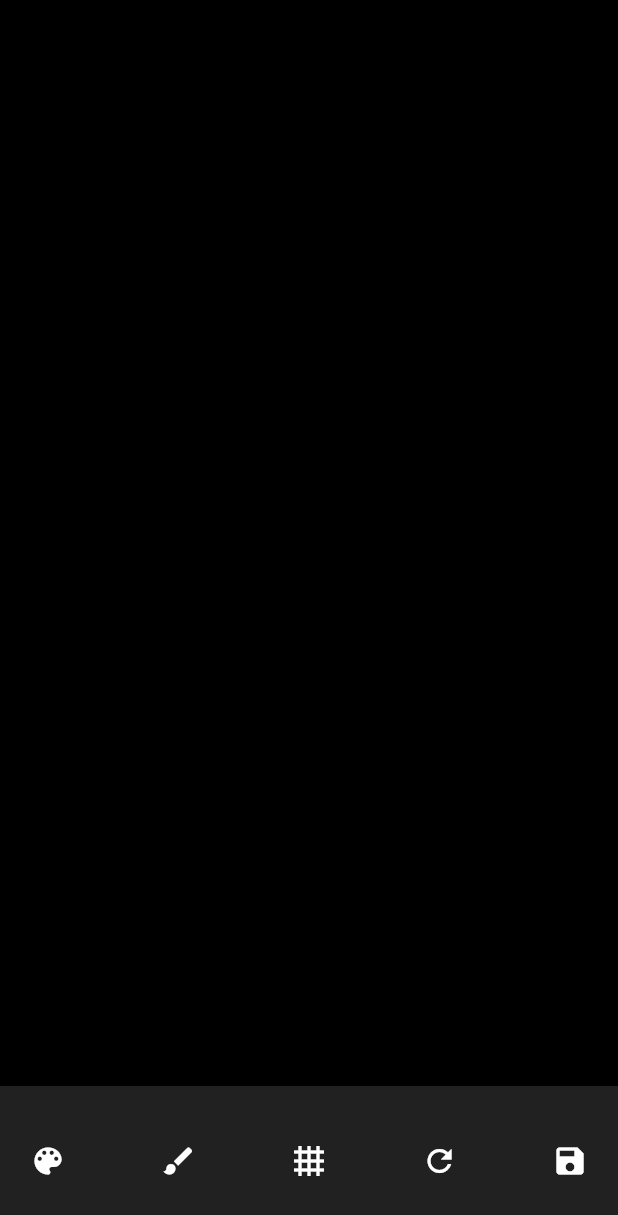
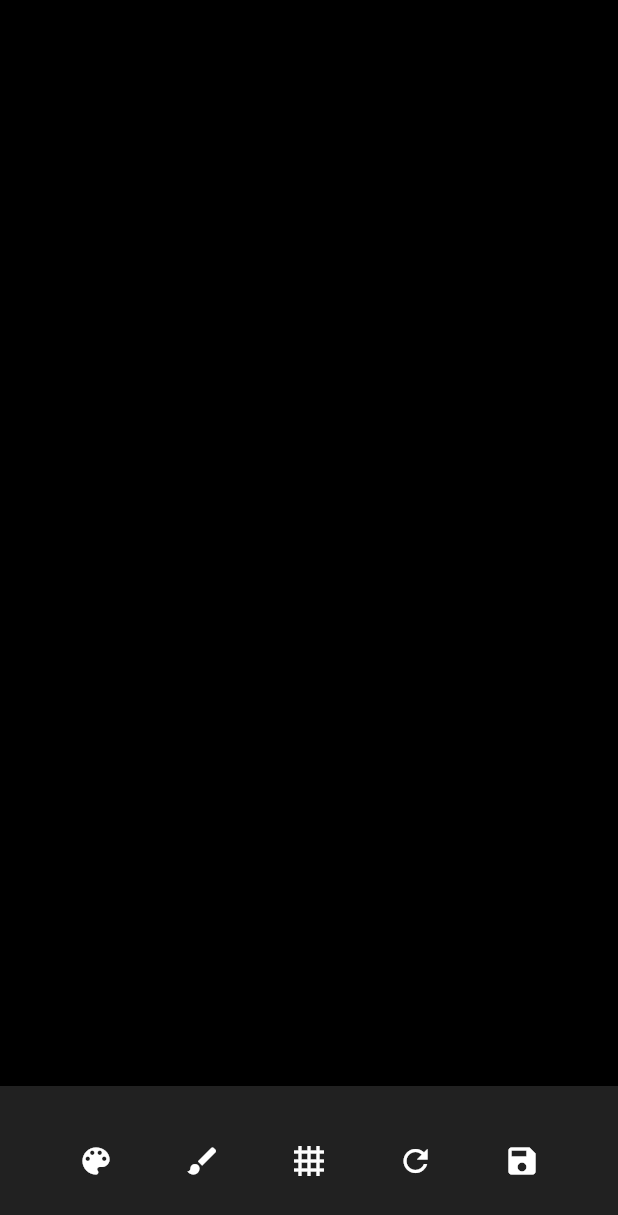
Before and after one commit to TimAlber/Draw-Trippy-Suff, a Flutter app: the screen it shows after launch, on a phone screen of 412 x 824 dp. Shown: the top 1215 px of the screen. Run offline on Flutter 3.47's test engine with Material 3 defaults, Android fonts, the light colour scheme and no system bars; our stand-ins replace flutter_colorpicker, share_plus, web; missing offline and left inert: image_downloader_web.

Commit message:
fix padding

```diff
--- a/lib/main.dart
+++ b/lib/main.dart
@@ -228,15 +228,18 @@ class _MyHomePageState extends State<MyHomePage> {
               height: 100,
               width: double.infinity,
               color: Colors.grey[900],
-              padding: EdgeInsets.symmetric(horizontal: 8),
+              padding: EdgeInsets.symmetric(horizontal: 15),
               child: Row(
                 mainAxisAlignment: MainAxisAlignment.spaceBetween,
                 children: [
-                  IconButton(
+                  Padding(
+                    padding: const EdgeInsets.only(left: 25),
+                    child: IconButton(
                       icon: Icon(Icons.color_lens, color: Colors.white),
                       onPressed: _pickColor,
                       padding: EdgeInsets.zero,
                       constraints: BoxConstraints(),
+                    ),
                   ),
                   IconButton(
                     icon: Icon(Icons.brush, color: Colors.white),
@@ -256,11 +259,14 @@ class _MyHomePageState extends State<MyHomePage> {
                     padding: EdgeInsets.zero,
                     constraints: BoxConstraints(),
                   ),
-                  IconButton(
+                  Padding(
+                    padding: const EdgeInsets.only(right: 25),
+                    child: IconButton(
                       icon: Icon(Icons.save, color: Colors.white),
                       onPressed: _saveCanvasImage,
                       padding: EdgeInsets.zero,
                       constraints: BoxConstraints(),
+                    ),
                   ),
                 ],
               ),
@@ -268,28 +274,6 @@ class _MyHomePageState extends State<MyHomePage> {
           ),
         ],
       ),
-
-      // bottomNavigationBar: Container(
-      //   color: Colors.grey[900],
-      //   padding: EdgeInsets.symmetric(horizontal: 12),
-      //   child: Row(
-      //     mainAxisAlignment: MainAxisAlignment.spaceBetween,
-      //     children: [
-      //       IconButton(icon: Icon(Icons.color_lens, color: drawColor), onPressed: _pickColor),
-      //       IconButton(icon: Icon(Icons.grid_4x4, color: Colors.white), onPressed: _changeSymmetry),
-      //       IconButton(icon: Icon(Icons.refresh, color: Colors.red), onPressed: _clear),
-      //       Slider(
-      //         value: strokeWidth,
-      //         min: 1.0,
-      //         max: 10.0,
-      //         divisions: 9,
-      //         label: strokeWidth.toStringAsFixed(1),
-      //         onChanged: _changeStrokeWidth,
-      //         activeColor: drawColor,
-      //       ),
-      //     ],
-      //   ),
-      // )
     );
   }
 }
```
Lines whose indentation alone changed are shown as unchanged.
